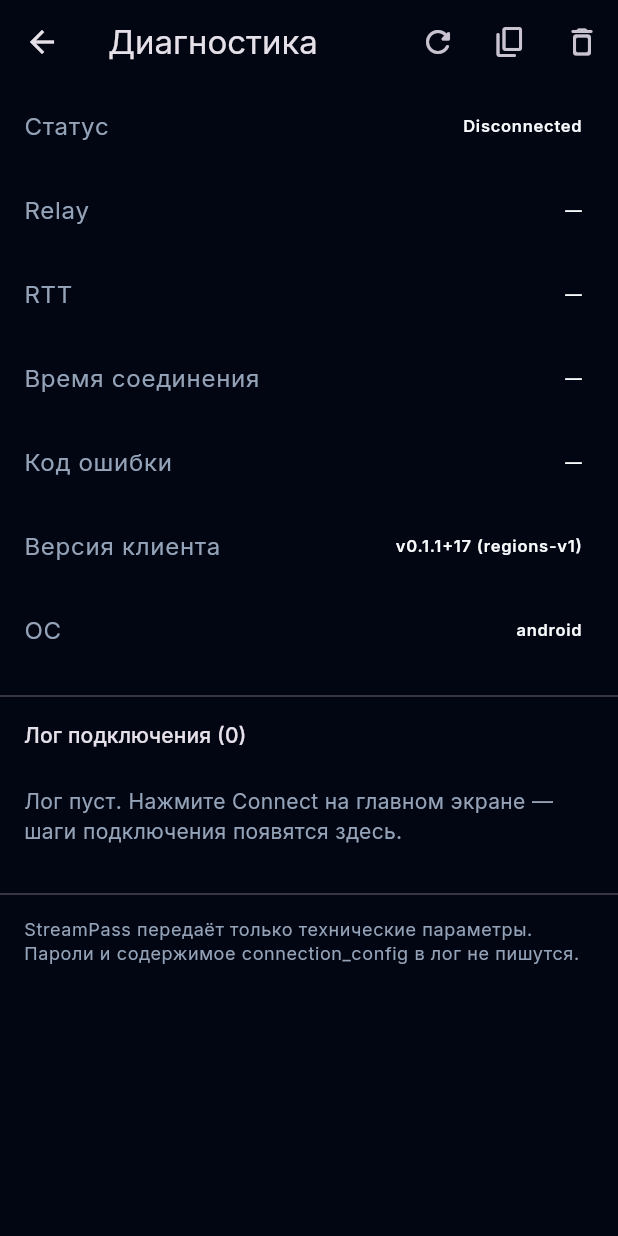
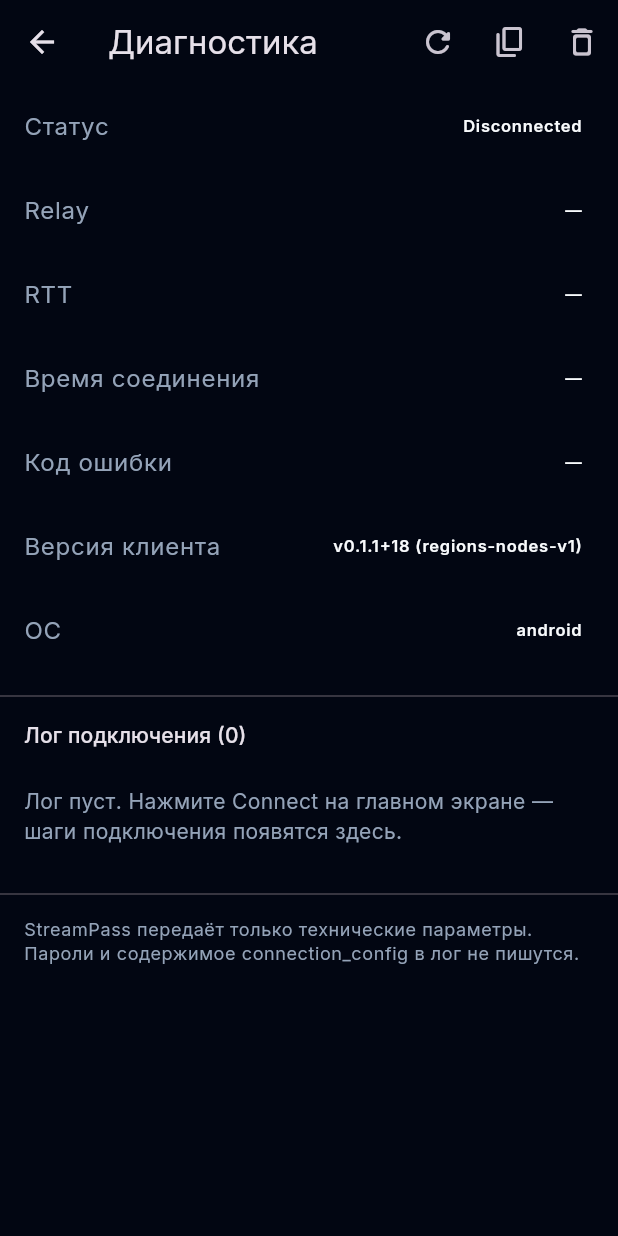
Before and after one commit to Zilola5404/StreamPass, a Flutter app: the DiagnosticsScreen screen opened directly, on a phone screen of 412 x 824 dp. Run offline on Flutter 3.47's test engine with Material 3 defaults, Android fonts, the phone set to English and light mode, and no system bars; our stand-ins replace google_fonts, shared_preferences; accounts and stored records are empty.

Commit message:
Region nodes DE/PL/FI, off-site backup sync, APK v0.1.1+18.
Доп. Hysteria listeners + encrypted offsite copy; device E2E checklist script.

Co-authored-by: Cursor <cursoragent@cursor.com>

```diff
--- a/client/lib/build_info.dart
+++ b/client/lib/build_info.dart
@@ -1,8 +1,8 @@
 /// Client build metadata — bump when connect flow changes.
 class BuildInfo {
   static const version = '0.1.1';
-  static const buildNumber = 17;
-  static const connectFlow = 'regions-v1';
+  static const buildNumber = 18;
+  static const connectFlow = 'regions-nodes-v1';
 
   static String get label => 'v$version+$buildNumber ($connectFlow)';
 }
--- a/client/pubspec.yaml
+++ b/client/pubspec.yaml
@@ -1,7 +1,7 @@
 name: streampass
 description: StreamPass client — intelligent traffic routing
 publish_to: 'none'
-version: 0.1.1+17
+version: 0.1.1+18
 
 environment:
   sdk: '>=3.3.0 <4.0.0'
```
Also changed, not shown: 5 other files.
